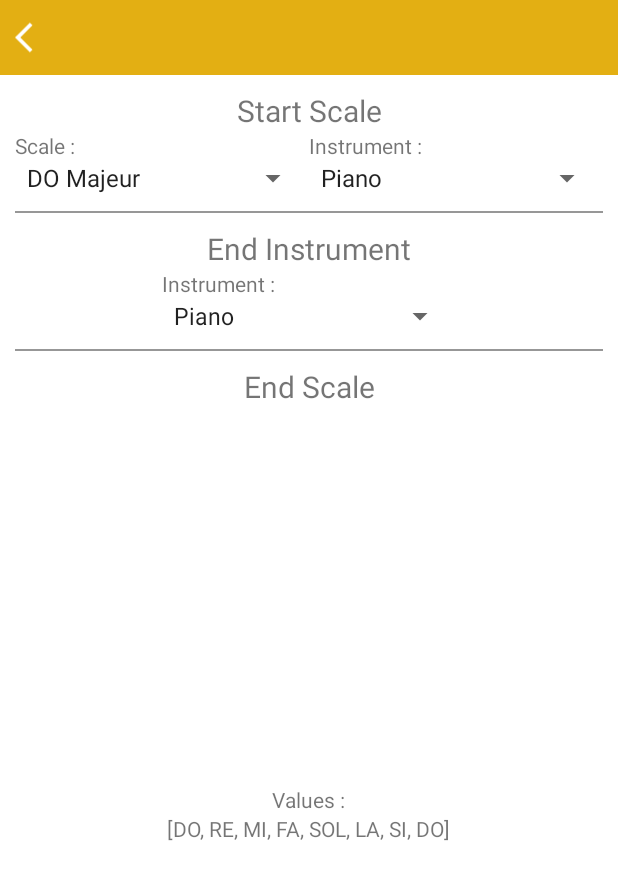
After one commit to enteraname74/Transposer, an Android app: the TranspositionActivity screen opened directly, with no data from a screen before it, on a phone screen of 412 x 824 dp. The commit adds this screen. Shown: the top 880 px of the screen. Run offline under Robolectric (Android 15) with nearby library versions, the phone set to English and light mode, and no system bars.

Commit message:
Started implementing the transposition functionnality

```diff
--- a/app/src/main/AndroidManifest.xml
+++ b/app/src/main/AndroidManifest.xml
@@ -13,6 +13,9 @@
         android:supportsRtl="true"
         android:theme="@style/Theme.Transposer"
         tools:targetApi="31">
+        <activity
+            android:name=".activities.TranspositionActivity"
+            android:exported="false" />
         <activity
             android:name=".activities.SeeScaleActivity"
             android:exported="false" />
--- a/app/src/main/java/com/github/enteraname74/transposer/activities/MainActivity.kt
+++ b/app/src/main/java/com/github/enteraname74/transposer/activities/MainActivity.kt
@@ -13,6 +13,7 @@ import androidx.drawerlayout.widget.DrawerLayout
 import androidx.viewpager2.widget.ViewPager2
 import com.github.enteraname74.transposer.R
 import com.github.enteraname74.transposer.adapters.VpAdapter
+import com.google.android.material.floatingactionbutton.FloatingActionButton
 import com.google.android.material.navigation.NavigationView
 import com.google.android.material.tabs.TabLayout
 import com.google.android.material.tabs.TabLayoutMediator
@@ -42,10 +43,18 @@ class MainActivity : AppCompatActivity(), NavigationView.OnNavigationItemSelecte
                 else -> { throw Resources.NotFoundException("Position not found")}
             }
         }.attach()
+
+        val createTransposition = findViewById<FloatingActionButton>(R.id.add_transposition_button)
+        createTransposition.setOnClickListener { createTransposition() }
     }
 
     private fun toCloudActivity(){
         val intent = Intent(this, CloudActivity::class.java)
+        startActivity(intent)
+    }
+
+    private fun createTransposition(){
+        val intent = Intent(this, TranspositionActivity::class.java)
         startActivity(intent)
     }
 
--- /dev/null
+++ b/app/src/main/java/com/github/enteraname74/transposer/activities/TranspositionActivity.kt
@@ -0,0 +1,87 @@
+package com.github.enteraname74.transposer.activities
+
+import androidx.appcompat.app.AppCompatActivity
+import android.os.Bundle
+import android.util.Log
+import android.view.View
+import android.widget.*
+import com.github.enteraname74.transposer.R
+import com.github.enteraname74.transposer.classes.AppData
+import com.github.enteraname74.transposer.classes.MusicInstrument
+import com.github.enteraname74.transposer.classes.Scale
+
+class TranspositionActivity : AppCompatActivity(), AdapterView.OnItemSelectedListener {
+    private lateinit var startScale : Scale
+    private lateinit var startInstrument : MusicInstrument
+    private lateinit var endScale: Scale
+    private lateinit var endInstrument: MusicInstrument
+    private lateinit var endScaleTextView : TextView
+
+    override fun onCreate(savedInstanceState: Bundle?) {
+        super.onCreate(savedInstanceState)
+        setContentView(R.layout.activity_transposition)
+
+        val scaleSpinner = findViewById<Spinner>(R.id.scale_spinner)
+        val instrumentSpinner = findViewById<Spinner>(R.id.instrument_spinner)
+        val endInstrumentSpinner = findViewById<Spinner>(R.id.end_instrument_spinner)
+        endScaleTextView = findViewById(R.id.end_scale_values)
+
+        val scaleAdapter = ArrayAdapter(this, android.R.layout.simple_spinner_item, AppData.scalesList.map{ it.scaleName })
+        val instrumentAdapter = ArrayAdapter(this, android.R.layout.simple_spinner_item, AppData.instruments.map{ it.instrumentName })
+        val endInstrumentAdapter = ArrayAdapter(this, android.R.layout.simple_spinner_item, AppData.instruments.map{ it.instrumentName })
+
+        scaleAdapter.setDropDownViewResource(android.R.layout.simple_spinner_dropdown_item)
+        scaleSpinner.adapter = scaleAdapter
+        scaleSpinner.onItemSelectedListener = this
+
+        instrumentAdapter.setDropDownViewResource(android.R.layout.simple_spinner_dropdown_item)
+        instrumentSpinner.adapter = instrumentAdapter
+        instrumentSpinner.onItemSelectedListener = this
+
+        endInstrumentAdapter.setDropDownViewResource(android.R.layout.simple_spinner_dropdown_item)
+        endInstrumentSpinner.adapter = instrumentAdapter
+        endInstrumentSpinner.onItemSelectedListener = this
+
+        startScale = AppData.scalesList[0]
+        startInstrument = AppData.instruments[0]
+        endInstrument = AppData.instruments[0]
+        endScale = AppData.scalesList[0]
+
+        endScaleTextView.text = endScale.scaleList.toString()
+
+        val exitButton = findViewById<ImageView>(R.id.back_button)
+        exitButton.setOnClickListener { finish() }
+    }
+
+    override fun onItemSelected(parent : AdapterView<*>?, view : View?, position: Int, id : Long) {
+        when(parent?.id){
+            R.id.scale_spinner -> startScale = AppData.scalesList.find { it.scaleName == parent.getItemAtPosition(position) } as Scale
+            R.id.instrument_spinner -> startInstrument = AppData.instruments.find { it.instrumentName == parent.getItemAtPosition(position) } as MusicInstrument
+            R.id.end_instrument_spinner -> endInstrument = AppData.instruments.find { it.instrumentName == parent.getItemAtPosition(position) } as MusicInstrument
+            else -> {}
+        }
+
+        // le décalage de notes :
+        val toneVariation = endInstrument.tone - startInstrument.tone
+        Log.d("TONEVARIATION", toneVariation.toString())
+
+        val newScale = Scale(startScale.scaleName, ArrayList<String>())
+
+        // on va chercher ensuite, pour chaque note initial, sa note d'arrivée :
+        for (i in 0 until startScale.scaleList.size){
+            val note = startScale.scaleList[i]
+
+            val initialIndex = AppData.allNotes.indexOf(note)
+            Log.d("Initial Index", initialIndex.toString())
+            val endIndex = (initialIndex + toneVariation) % AppData.allNotes.size
+            Log.d("End Index", endIndex.toString())
+
+            newScale.scaleList.add(AppData.allNotes[endIndex])
+        }
+        endScale = newScale
+        Log.d("SAME", (startScale == endScale).toString())
+        endScaleTextView.text = endScale.scaleList.toString()
+    }
+
+    override fun onNothingSelected(p0: AdapterView<*>?) {}
+}
--- a/app/src/main/java/com/github/enteraname74/transposer/classes/AppData.kt
+++ b/app/src/main/java/com/github/enteraname74/transposer/classes/AppData.kt
@@ -4,6 +4,28 @@ import kotlin.collections.ArrayList
 
 class AppData {
     companion object {
+
+        val allNotes = ArrayList<String>(listOf(
+            "DO",
+            "DO#",
+            "RE",
+            "RE#",
+            "MI",
+            "FA",
+            "FA#",
+            "SOL",
+            "SOL#",
+            "LA",
+            "LA#",
+            "SI"
+        ))
+
+        val instruments = ArrayList<MusicInstrument>(listOf(
+            MusicInstrument("Piano", 0),
+            MusicInstrument("Saxophone Alto", 3),
+            MusicInstrument("Saxophone Tenor", 10)
+        ))
+
         val scalesList = ArrayList<Scale>(listOf(
             Scale("DO Majeur", ArrayList(listOf("DO","RE","MI","FA","SOL","LA","SI","DO"))),
             Scale("La Mineur", ArrayList(listOf("DO","RE","MI","FA","SOL","LA","SI","DO"))),
--- /dev/null
+++ b/app/src/main/java/com/github/enteraname74/transposer/classes/MusicInstrument.kt
@@ -0,0 +1,7 @@
+package com.github.enteraname74.transposer.classes
+
+class MusicInstrument(
+    val instrumentName : String,
+    val tone : Int
+) {
+}
--- a/app/src/main/res/layout/activity_see_scale.xml
+++ b/app/src/main/res/layout/activity_see_scale.xml
@@ -9,8 +9,7 @@
 
     <LinearLayout
         android:layout_width="match_parent"
-        android:layout_height="0dp"
-        android:layout_weight="1"
+        android:layout_height="50dp"
         android:paddingStart="10dp"
         android:paddingEnd="10dp"
         android:background="@color/primary_color">
@@ -56,8 +55,5 @@
                 android:layout_width="wrap_content"
                 android:layout_height="wrap_content"/>
         </LinearLayout>
-
-
     </LinearLayout>
-
 </LinearLayout>
--- /dev/null
+++ b/app/src/main/res/layout/activity_transposition.xml
@@ -0,0 +1,177 @@
+<?xml version="1.0" encoding="utf-8"?>
+<LinearLayout xmlns:android="http://schemas.android.com/apk/res/android"
+    xmlns:app="http://schemas.android.com/apk/res-auto"
+    xmlns:tools="http://schemas.android.com/tools"
+    android:layout_width="match_parent"
+    android:layout_height="match_parent"
+    tools:context=".activities.TranspositionActivity"
+    android:orientation="vertical">
+
+    <LinearLayout
+        android:layout_width="match_parent"
+        android:layout_height="50dp"
+        android:paddingStart="10dp"
+        android:paddingEnd="10dp"
+        android:background="@color/primary_color">
+
+        <ImageView
+            android:contentDescription="@string/back_button"
+            android:id="@+id/back_button"
+            android:layout_width="wrap_content"
+            android:layout_height="match_parent"
+            android:src="@drawable/ic_arrow_back"
+            app:tint="@color/white" />
+    </LinearLayout>
+
+    <LinearLayout
+        android:layout_margin="10dp"
+        android:layout_width="match_parent"
+        android:layout_height="wrap_content"
+        android:orientation="vertical">
+
+        <TextView
+            android:layout_width="match_parent"
+            android:layout_height="wrap_content"
+            android:textSize="20sp"
+            android:text="@string/start_scale"
+            android:gravity="center"/>
+
+        <LinearLayout
+            android:layout_width="match_parent"
+            android:layout_height="wrap_content"
+            android:orientation="horizontal"
+            android:baselineAligned="false">
+
+            <LinearLayout
+                android:layout_width="0dp"
+                android:layout_weight="1"
+                android:layout_height="wrap_content"
+                android:orientation="vertical">
+
+                <TextView
+                    android:layout_width="match_parent"
+                    android:layout_height="wrap_content"
+                    android:text="@string/scale"/>
+
+                <Spinner
+                    android:id="@+id/scale_spinner"
+                    android:layout_width="match_parent"
+                    android:layout_height="match_parent" />
+
+            </LinearLayout>
+
+            <LinearLayout
+                android:layout_width="0dp"
+                android:layout_weight="1"
+                android:layout_height="wrap_content"
+                android:orientation="vertical">
+
+                <TextView
+                    android:layout_width="match_parent"
+                    android:layout_height="wrap_content"
+                    android:text="@string/instrument"/>
+                <Spinner
+                    android:id="@+id/instrument_spinner"
+                    android:layout_width="match_parent"
+                    android:layout_height="match_parent" />
+            </LinearLayout>
+        </LinearLayout>
+
+    </LinearLayout>
+
+    <View
+        android:layout_width="match_parent"
+        android:layout_height="1dp"
+        android:background="@color/grey"
+        android:layout_marginStart="10dp"
+        android:layout_marginEnd="10dp"/>
+
+    <LinearLayout
+        android:layout_margin="10dp"
+        android:layout_width="match_parent"
+        android:layout_height="wrap_content"
+        android:orientation="vertical">
+
+        <TextView
+            android:layout_width="match_parent"
+            android:layout_height="wrap_content"
+            android:textSize="20sp"
+            android:text="@string/end_instrument"
+            android:gravity="center"/>
+
+        <LinearLayout
+            android:layout_width="match_parent"
+            android:layout_height="wrap_content"
+            android:orientation="horizontal">
+
+            <Space
+                android:layout_width="0dp"
+                android:layout_height="match_parent"
+                android:layout_weight="1"/>
+
+            <LinearLayout
+                android:layout_width="0dp"
+                android:layout_weight="2"
+                android:layout_height="wrap_content"
+                android:layout_gravity="center"
+                android:orientation="vertical">
+
+                <TextView
+                    android:layout_width="match_parent"
+                    android:layout_height="wrap_content"
+                    android:text="@string/instrument"/>
+
+                <Spinner
+                    android:id="@+id/end_instrument_spinner"
+                    android:layout_width="match_parent"
+                    android:layout_height="wrap_content" />
+            </LinearLayout>
+
+            <Space
+                android:layout_width="0dp"
+                android:layout_height="0dp"
+                android:layout_weight="1"/>
+
+        </LinearLayout>
+    </LinearLayout>
+
+    <View
+        android:layout_width="match_parent"
+        android:layout_height="1dp"
+        android:background="@color/grey"
+        android:layout_marginStart="10dp"
+        android:layout_marginEnd="10dp"/>
+
+    <LinearLayout
+        android:layout_margin="10dp"
+        android:layout_width="match_parent"
+        android:layout_height="0dp"
+        android:layout_weight="1"
+        android:orientation="vertical">
+
+        <TextView
+            android:layout_width="match_parent"
+            android:layout_height="wrap_content"
+            android:text="@string/end_scale"
+            android:gravity="center_horizontal"
+            android:textSize="20sp"/>
+
+        <LinearLayout
+            android:layout_width="match_parent"
+            android:layout_height="match_parent"
+            android:gravity="center"
+            android:orientation="vertical">
+
+            <TextView
+                android:layout_width="wrap_content"
+                android:layout_height="wrap_content"
+                android:text="@string/values"/>
+
+            <TextView
+                android:id="@+id/end_scale_values"
+                android:text="@string/values_to_replace"
+                android:layout_width="wrap_content"
+                android:layout_height="wrap_content"/>
+        </LinearLayout>
+    </LinearLayout>
+</LinearLayout>
--- a/app/src/main/res/values/colors.xml
+++ b/app/src/main/res/values/colors.xml
@@ -7,6 +7,7 @@
     <color name="teal_700">#FF018786</color>
     <color name="black">#FF000000</color>
     <color name="white">#FFFFFFFF</color>
+    <color name="grey">#979797</color>
 
     <color name="primary_color">#E3AF13</color>
     <color name="secondary_color">#D0A011</color>
--- a/app/src/main/res/values/strings.xml
+++ b/app/src/main/res/values/strings.xml
@@ -13,4 +13,10 @@
     <string name="todo_favourites">TODO FAVOURITES</string>
     <string name="values">Values :</string>
     <string name="values_to_replace">VALUES TO REPLACE</string>
+    <string name="start_scale">Start Scale</string>
+    <string name="back_button">back button</string>
+    <string name="scale">Scale :</string>
+    <string name="instrument">Instrument :</string>
+    <string name="end_instrument">End Instrument</string>
+    <string name="end_scale">End Scale</string>
 </resources>
```
